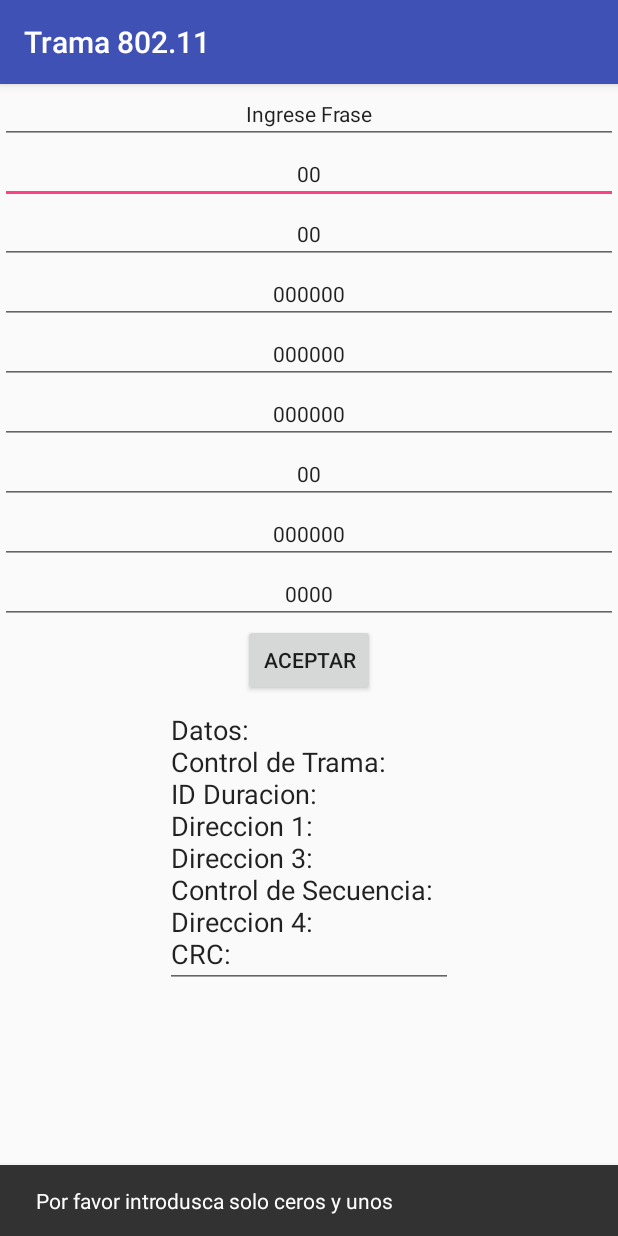
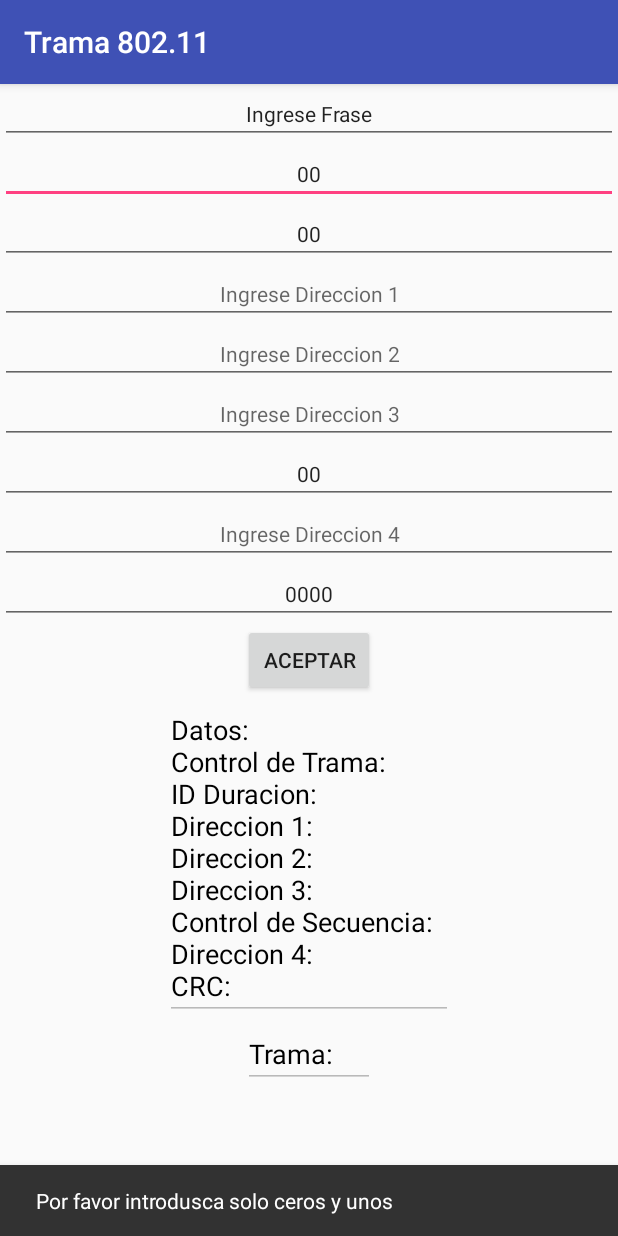
Before and after one commit to AntiDesert5/Tramas, an Android app: the trama802 screen opened directly, with no data from a screen before it, after a tap on "ACEPTAR", on a phone screen of 412 x 824 dp. Run offline under Robolectric (Android 15) with nearby library versions, the phone set to English and light mode, and no system bars.

Commit message:
Trama 802.11 lista, funciona bien

```diff
--- a/app/src/main/java/com/example/axelyray/tramas/trama802.java
+++ b/app/src/main/java/com/example/axelyray/tramas/trama802.java
@@ -56,17 +56,12 @@ public class trama802 extends AppCompatActivity implements View.OnClickListener
         String val = " ";
         EditText IngSYN = (EditText) findViewById(R.id.IngDireccion4);
         String DatSYN = IngSYN.getText().toString();
-        boolean a = checaTFCRC(view, IngSYN, DatSYN);
-        if (IngSYN.getText().toString().length() == 6) {
-            if (a) {
-                int dec = Integer.parseInt(DatSYN, 2);
-                val = Integer.toHexString(dec).toUpperCase();
-            } else {
-                val = "00";
-            }
-        } else {
-            IngSYN.setText("000000");
+        if (DatSYN.isEmpty()) {
+            val = "000000000000";
         }
+        val = DatSYN;
+
+
         return val;
     }
 
@@ -92,17 +87,12 @@ public class trama802 extends AppCompatActivity implements View.OnClickListener
         String val = " ";
         EditText IngSYN = (EditText) findViewById(R.id.IngDireccion3);
         String DatSYN = IngSYN.getText().toString();
-        boolean a = checaTFCRC(view, IngSYN, DatSYN);
-        if (IngSYN.getText().toString().length() == 6) {
-            if (a) {
-                int dec = Integer.parseInt(DatSYN, 2);
-                val = Integer.toHexString(dec).toUpperCase();
-            } else {
-                val = "00";
-            }
-        } else {
-            IngSYN.setText("000000");
+        if (DatSYN.isEmpty()) {
+            val = "000000000000";
         }
+        val = DatSYN;
+
+
         return val;
     }
 
@@ -110,17 +100,10 @@ public class trama802 extends AppCompatActivity implements View.OnClickListener
         String val = " ";
         EditText IngSYN = (EditText) findViewById(R.id.IngDireccion2);
         String DatSYN = IngSYN.getText().toString();
-        boolean a = checaTFCRC(view, IngSYN, DatSYN);
-        if (IngSYN.getText().toString().length() == 6) {
-            if (a) {
-                int dec = Integer.parseInt(DatSYN, 2);
-                val = Integer.toHexString(dec).toUpperCase();
-            } else {
-                val = "00";
-            }
-        } else {
-            IngSYN.setText("000000");
+        if (DatSYN.isEmpty()) {
+            val = "000000000000";
         }
+        val = DatSYN;
         return val;
     }
 
@@ -128,17 +111,12 @@ public class trama802 extends AppCompatActivity implements View.OnClickListener
         String val = " ";
         EditText IngSYN = (EditText) findViewById(R.id.IngDireccion);
         String DatSYN = IngSYN.getText().toString();
-        boolean a = checaTFCRC(view, IngSYN, DatSYN);
-        if (IngSYN.getText().toString().length() == 6) {
-            if (a) {
-                int dec = Integer.parseInt(DatSYN, 2);
-                val = Integer.toHexString(dec).toUpperCase();
-            } else {
-                val = "00";
-            }
-        } else {
-            IngSYN.setText("000000");
+        if (DatSYN.isEmpty()) {
+            val = "000000000000";
         }
+        val = DatSYN;
+
+
         return val;
     }
 
@@ -183,6 +161,7 @@ public class trama802 extends AppCompatActivity implements View.OnClickListener
         int a[];
         String Arrtotal[];
         EditText ingConTrama = (EditText) findViewById(R.id.IngTramControl);
+        EditText RES = (EditText) findViewById(R.id.RES);
         EditText fname = (EditText) findViewById(R.id.fname);
         EditText IngValor = (EditText) findViewById(R.id.IngMensajeCodificar);
         String ContSecu = BinContSecu(view);
@@ -228,7 +207,8 @@ public class trama802 extends AppCompatActivity implements View.OnClickListener
             }
         }
 
-        fname.setText("Datos: " + limpia(datosArray) + "\n" + "Control de Trama: " + Control + "\n" + "ID Duracion: " + Duracion + "\n" + "Direccion 1: " + Dir + "\n" + "Direccion 3: " + Dir3 + "\n" + "Control de Secuencia: " + ContSecu + "\n" + "Direccion 4: " + Dir4 + "\n" + "CRC: " + RCRC);
+        fname.setText("Datos: " + limpia(datosArray) + "\n" + "Control de Trama: " + Control + "\n" + "ID Duracion: " + Duracion + "\n" + "Direccion 1: " + Dir + "\n" + "Direccion 2: " + Dir2 + "\n" + "Direccion 3: " + Dir3 + "\n" + "Control de Secuencia: " + ContSecu + "\n" + "Direccion 4: " + Dir4 + "\n" + "CRC: " + RCRC);
+        RES.setText("Trama: " + Control + Duracion + Dir + Dir2 + Dir3 + ContSecu + Dir4 + RCRC);
     }
 
     private static String limpia(String datosArray) {
--- a/app/src/main/res/layout/activity_trama802.xml
+++ b/app/src/main/res/layout/activity_trama802.xml
@@ -50,9 +50,8 @@
             android:layout_width="match_parent"
             android:layout_height="wrap_content"
             android:hint="Ingrese Direccion 1"
-            android:inputType="number"
-            android:digits="01"
-            android:maxLength="6"
+            android:digits="0123456789ABCDEF"
+            android:maxLength="12"
             style="@style/stiloEditext" />
 
         <EditText
@@ -60,9 +59,9 @@
             android:layout_width="match_parent"
             android:layout_height="wrap_content"
             android:hint="Ingrese Direccion 2"
-            android:inputType="numberDecimal"
-            android:digits="01"
-            android:maxLength="6"
+
+            android:digits="0123456789ABCDEF"
+            android:maxLength="12"
             style="@style/stiloEditext" />
 
         <EditText
@@ -70,9 +69,9 @@
             android:layout_width="match_parent"
             android:layout_height="wrap_content"
             android:hint="Ingrese Direccion 3"
-            android:inputType="numberDecimal"
-            android:digits="01"
-            android:maxLength="6"
+
+            android:digits="0123456789ABCDEF"
+            android:maxLength="12"
             style="@style/stiloEditext" />
 
         <EditText
@@ -91,9 +90,9 @@
             android:layout_width="match_parent"
             android:layout_height="wrap_content"
             android:hint="Ingrese Direccion 4"
-            android:inputType="numberDecimal"
-            android:digits="01"
-            android:maxLength="6"
+
+            android:digits="0123456789ABCDEF"
+            android:maxLength="12"
             style="@style/stiloEditext" />
 
         <EditText
@@ -118,6 +117,14 @@
             android:id="@+id/fname"
             android:layout_width="wrap_content"
             android:layout_height="wrap_content"
-            android:enabled="true" />
+            android:textColor="#000"
+            android:enabled="false" />
+
+        <EditText
+            android:id="@+id/RES"
+            android:layout_width="wrap_content"
+            android:layout_height="wrap_content"
+            android:textColor="#000"
+            android:enabled="false" />
     </LinearLayout>
 </ScrollView>
```
